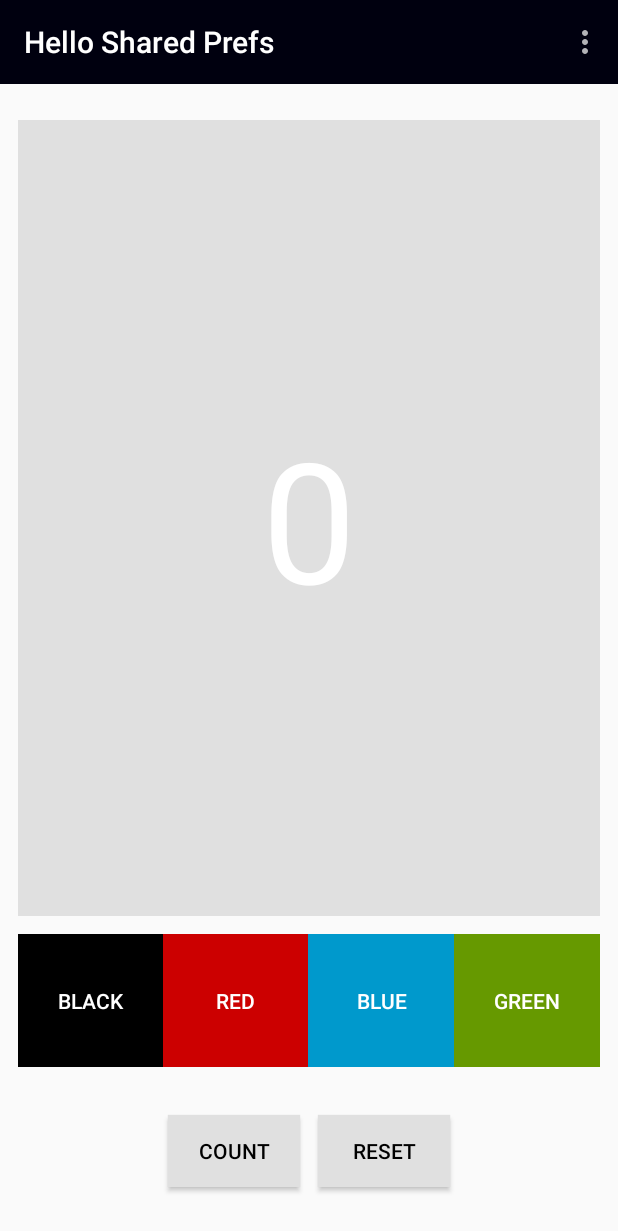
After one commit to alfianhpratama/Android-Tutorial, an Android app: the HelloSharedPrefs screen opened directly, with no data from a screen before it, on a phone screen of 412 x 824 dp. The commit adds this screen. Shown: the top 1231 px of the screen. Run offline under Robolectric (Android 15) with nearby library versions, the phone set to English and light mode, and no system bars.

Commit message:
Shared Pref

```diff
--- a/app/build.gradle
+++ b/app/build.gradle
@@ -35,6 +35,7 @@ dependencies {
     implementation 'com.squareup.retrofit2:adapter-rxjava:2.1.0'
     implementation 'com.squareup.okhttp3:logging-interceptor:3.4.0'
     implementation 'com.google.code.gson:gson:2.6.1'
+    implementation 'me.biubiubiu.justifytext:library:1.1'
     compile 'com.github.barteksc:android-pdf-viewer:2.0.3'
     //compile 'org.apache.commons:commons-io:1.3.2'
 
--- a/app/src/main/AndroidManifest.xml
+++ b/app/src/main/AndroidManifest.xml
@@ -161,7 +161,8 @@
                 <category android:name="android.intent.category.LAUNCHER" />
             </intent-filter>
         </activity>
-        <activity android:name=".Root.AboutUs"></activity>
+        <activity android:name=".Root.AboutUs" />
+        <activity android:name=".ProgramLain.HelloSharedPrefs.HelloSharedPrefs"></activity>
     </application>
 
 </manifest>
--- /dev/null
+++ b/app/src/main/java/alfianagramerry/mobpro/tugasbesar/androidtutorial/ProgramLain/HelloSharedPrefs/HelloSharedPrefs.java
@@ -0,0 +1,136 @@
+package alfianagramerry.mobpro.tugasbesar.androidtutorial.ProgramLain.HelloSharedPrefs;
+
+import android.content.Intent;
+import android.content.SharedPreferences;
+import android.graphics.drawable.ColorDrawable;
+import android.net.Uri;
+import android.support.v4.content.ContextCompat;
+import android.support.v7.app.AppCompatActivity;
+import android.os.Bundle;
+import android.support.v7.widget.Toolbar;
+import android.view.Menu;
+import android.view.MenuInflater;
+import android.view.MenuItem;
+import android.view.View;
+import android.widget.TextView;
+
+import alfianagramerry.mobpro.tugasbesar.androidtutorial.R;
+
+public class HelloSharedPrefs extends AppCompatActivity {
+
+    private int mCount = 0;
+    // Current background color.
+    private int mColor;
+    // Text view to display both count and color.
+    private TextView mShowCountTextView;
+
+    // Key for current count
+    private final String COUNT_KEY = "count";
+    // Key for current color
+    private final String COLOR_KEY = "color";
+
+    // Shared preferences object
+    private SharedPreferences mPreferences;
+    // Name of shared preferences file
+    private static final String mSharedPrefFile = "com.example.android.hellosharedprefs";
+
+    @Override
+    protected void onCreate(Bundle savedInstanceState) {
+        super.onCreate(savedInstanceState);
+        setContentView(R.layout.hellosharedprefs_activity_main);
+
+        setTitle("Hello Shared Prefs");
+        Toolbar toolbar = findViewById(R.id.toolbar);
+        setSupportActionBar(toolbar);
+
+        // Initialize views, color, preferences
+        mShowCountTextView = findViewById(R.id.count_textview);
+        mColor = ContextCompat.getColor(this, R.color.default_background);
+        mPreferences = getSharedPreferences(mSharedPrefFile, MODE_PRIVATE);
+
+        // Restore preferences
+        mCount = mPreferences.getInt(COUNT_KEY, 0);
+        mShowCountTextView.setText(String.format("%s", mCount));
+        mColor = mPreferences.getInt(COLOR_KEY, mColor);
+        mShowCountTextView.setBackgroundColor(mColor);
+    }
+
+    /**
+     * Callback for activity pause.  Shared preferences are saved in this callback.
+     */
+    @Override
+    protected void onPause() {
+        super.onPause();
+
+        SharedPreferences.Editor preferencesEditor = mPreferences.edit();
+        preferencesEditor.putInt(COUNT_KEY, mCount);
+        preferencesEditor.putInt(COLOR_KEY, mColor);
+        preferencesEditor.apply();
+    }
+
+    /**
+     * Handles the onClick for the background color buttons.  Gets background color of the button
+     * that was clicked and sets the textview background to that color.
+     *
+     * @param view The view (Button) that was clicked.
+     */
+    public void changeBackground(View view) {
+        int color = ((ColorDrawable) view.getBackground()).getColor();
+        mShowCountTextView.setBackgroundColor(color);
+        mColor = color;
+    }
+
+    /**
+     * Handles the onClick for the Count button.  Increments the value of the mCount global and
+     * updates the textview.
+     *
+     * @param view The view (Button) that was clicked.
+     */
+    public void countUp(View view) {
+        mCount++;
+        mShowCountTextView.setText(String.format("%s", mCount));
+    }
+
+    /**
+     * Handles the onClick for the Reset button.  Resets the global count and background
+     * variables to the defaults, resets the views to those values, and clears the shared
+     * preferences
+     *
+     * @param view The view (Button) that was clicked.
+     */
+    public void reset(View view) {
+        // Reset count
+        mCount = 0;
+        mShowCountTextView.setText(String.format("%s", mCount));
+
+        // Reset color
+        mColor = ContextCompat.getColor(this, R.color.default_background);
+        mShowCountTextView.setBackgroundColor(mColor);
+
+        // Clear preferences
+        SharedPreferences.Editor preferencesEditor = mPreferences.edit();
+        preferencesEditor.clear();
+        preferencesEditor.apply();
+
+    }
+
+    @Override
+    public boolean onCreateOptionsMenu(Menu menu) {
+        MenuInflater inflater = getMenuInflater();
+        inflater.inflate(R.menu.git_menu, menu);
+        return true;
+    }
+
+    @Override
+    public boolean onOptionsItemSelected(MenuItem item) {
+        switch (item.getItemId()) {
+            case R.id.github:
+                Intent intent = new Intent(Intent.ACTION_VIEW);
+                intent.setData(Uri.parse("https://github.com/merrymarst/KeyboardSamples/"));
+                startActivity(intent);
+                return true;
+            default:
+                return super.onOptionsItemSelected(item);
+        }
+    }
+}
--- /dev/null
+++ b/app/src/main/res/layout/hellosharedprefs_activity_main.xml
@@ -0,0 +1,103 @@
+<?xml version="1.0" encoding="utf-8"?><!-- Copyright 2016 Google Inc.
+
+Licensed under the Apache License, Version 2.0 (the "License");
+you may not use this file except in compliance with the License.
+You may obtain a copy of the License at
+
+    http://www.apache.org/licenses/LICENSE-2.0
+
+Unless required by applicable law or agreed to in writing, software
+distributed under the License is distributed on an "AS IS" BASIS,
+WITHOUT WARRANTIES OR CONDITIONS OF ANY KIND, either express or implied.
+See the License for the specific language governing permissions and
+limitations under the License. -->
+<LinearLayout xmlns:android="http://schemas.android.com/apk/res/android"
+    xmlns:tools="http://schemas.android.com/tools"
+    android:layout_width="match_parent"
+    android:layout_height="match_parent"
+    android:orientation="vertical"
+    tools:context="alfianagramerry.mobpro.tugasbesar.androidtutorial.ProgramLain.HelloSharedPrefs.HelloSharedPrefs">
+
+    <include
+        android:id="@+id/toolbar"
+        layout="@layout/nav_toolbar" />
+
+    <LinearLayout
+        android:layout_width="match_parent"
+        android:layout_height="match_parent"
+        android:orientation="vertical"
+        android:padding="@dimen/activity_vertical_margin">
+
+        <TextView
+            android:id="@+id/count_textview"
+            android:layout_width="match_parent"
+            android:layout_height="0dp"
+            android:layout_marginTop="@dimen/activity_horizontal_margin"
+            android:layout_weight="60"
+            android:background="@color/default_background"
+            android:gravity="center"
+            android:text="@string/default_count"
+            android:textColor="@android:color/white"
+            android:textSize="112sp" />
+
+        <LinearLayout
+            android:layout_width="match_parent"
+            android:layout_height="0dp"
+            android:layout_marginBottom="@dimen/activity_vertical_margin"
+            android:layout_marginTop="@dimen/activity_vertical_margin"
+            android:layout_weight="10"
+            android:orientation="horizontal">
+
+            <Button
+                android:id="@+id/black_background_button"
+                style="@style/AppTheme.Button.Colored"
+                android:background="@android:color/black"
+                android:onClick="changeBackground"
+                android:text="@string/black_button" />
+
+            <Button
+                android:id="@+id/red_background_button"
+                style="@style/AppTheme.Button.Colored"
+                android:background="@color/red_background"
+                android:onClick="changeBackground"
+                android:text="@string/red_button" />
+
+            <Button
+                android:id="@+id/blue_background_button"
+                style="@style/AppTheme.Button.Colored"
+                android:background="@color/blue_background"
+                android:onClick="changeBackground"
+                android:text="@string/blue_button" />
+
+            <Button
+                android:id="@+id/green_background_button"
+                style="@style/AppTheme.Button.Colored"
+                android:background="@color/green_background"
+                android:onClick="changeBackground"
+                android:text="@string/green_button" />
+        </LinearLayout>
+
+        <LinearLayout
+            android:layout_width="match_parent"
+            android:layout_height="0dp"
+            android:layout_weight="10"
+            android:gravity="center"
+            android:orientation="horizontal">
+
+            <Button
+                android:id="@+id/count_button"
+                style="@style/AppTheme.Button"
+                android:layout_marginEnd="@dimen/activity_horizontal_margin"
+                android:layout_marginRight="@dimen/activity_horizontal_margin"
+                android:onClick="countUp"
+                android:text="@string/count_button" />
+
+            <Button
+                android:id="@+id/reset_button"
+                style="@style/AppTheme.Button"
+                android:onClick="reset"
+                android:text="@string/reset_button" />
+
+        </LinearLayout>
+    </LinearLayout>
+</LinearLayout>
--- a/app/src/main/res/values/colors.xml
+++ b/app/src/main/res/values/colors.xml
@@ -8,4 +8,8 @@
     <color name="colorCheck">#ffffff</color>
     <color name="colorUncheck">#B2D7D2</color>
     <color name="orange">#FFB000</color>
+    <color name="red_background">#CC0000</color>
+    <color name="blue_background">#0099CC</color>
+    <color name="green_background">#669900</color>
+    <color name="default_background">#E0E0E0</color>
 </resources>
--- a/app/src/main/res/values/strings.xml
+++ b/app/src/main/res/values/strings.xml
@@ -217,4 +217,30 @@ Anda juga akan mengubah keyboard menjadi keyboard yang menampilkan simbol "@" di
     <string name="user_merry">merrymarst</string>
     <!-- End TwoActivities -->
 
+    <!-- pho number -->
+    <string name="spinner_work">Home</string>
+    <string name="hint_phonenumber">Enter phone number</string>
+    <string name="nothing_selected">"onNothingSelected: "</string>
+    <string name="selamat_datang">SELAMAT DATANG</string>
+    <string name="detail_data">Aplikasi ini merupakan  aplikasi untuk membantu dalam belajar menjadi developer android. Rujukan dari Aplikasi ini yaitu Android Fundamental. Sebagaimana yang telah kita ketahui android merupakan platform yang sangat modern dan sangat pesat dalam pengembangannya. Semoga dapat membantu teman-teman dalam belajar membangun Android Apps. Selamat belajar !</string>
+
+    <string name="blue_button">Blue</string>
+
+    <!-- Button label for green button -->
+    <string name="green_button">Green</string>
+
+    <!-- Button label for red button -->
+    <string name="red_button">Red</string>
+
+    <!-- Button label for black button -->
+    <string name="black_button">Black</string>
+
+    <!-- Default string for count textview -->
+    <string name="default_count">0</string>
+
+    <!-- Button label for Count button -->
+    <string name="count_button">Count</string>
+
+    <!-- Button label for Reset button -->
+    <string name="reset_button">Reset</string>
 </resources>
--- a/app/src/main/res/values/styles.xml
+++ b/app/src/main/res/values/styles.xml
@@ -21,4 +21,20 @@
     <style name="AppTheme.AppBarOverlay" parent="ThemeOverlay.AppCompat.Dark.ActionBar" />
 
     <style name="AppTheme.PopupOverlay" parent="ThemeOverlay.AppCompat.Light" />
+
+    <!-- Base button styles, from standard material buttons. -->
+    <style name="AppTheme.Button" parent="Widget.AppCompat.Button">
+        <item name="android:background">@color/default_background</item>
+        <item name="android:textColor">@android:color/black</item>
+        <item name="android:layout_width">wrap_content</item>
+        <item name="android:layout_height">wrap_content</item>
+    </style>
+
+    <!-- Colored button styles -->
+    <style name="AppTheme.Button.Colored" parent="AppTheme.Button">
+        <item name="android:textColor">@android:color/white</item>
+        <item name="android:layout_width">0dp</item>
+        <item name="android:layout_height">match_parent</item>
+        <item name="android:layout_weight">1</item>
+    </style>
 </resources>
```
Also changed, not shown: app/src/main/java/alfianagramerry/mobpro/tugasbesar/androidtutorial/ProgramLain/PhoneNumberSpinner/PhoneNumberSpinner.java (+44 -18 lines), app/src/main/res/layout/phonenumberspinner_activity_main.xml (+27 -9 lines), app/src/main/res/layout/utama.xml (+22 -17 lines).
